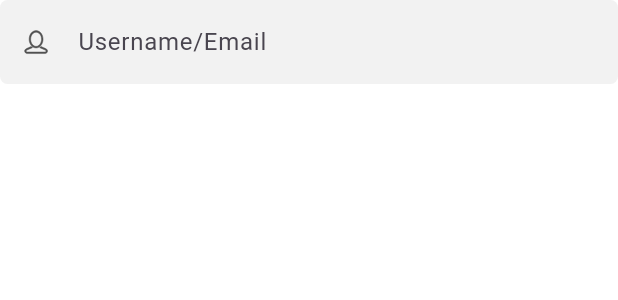
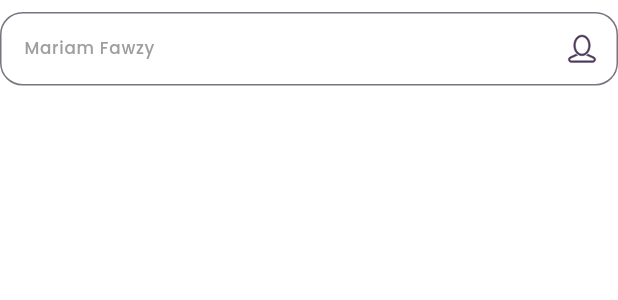
Before and after one commit to salahswidan/watfa, a Flutter app: the AuthTextFormField widget shown alone on an empty page, opened directly, on a phone screen of 412 x 824 dp. Shown: the top 300 px of the screen. Run offline on Flutter 3.47's test engine with Material 3 defaults, Android fonts, the phone set to English and light mode, and no system bars; our stand-ins replace device_preview, firebase_core, flutter_secure_storage, flutter_svg, google_fonts, gradient_borders and 3 more; accounts and stored records are empty.

Commit message:
Enable Device Preview; add new color constants and update text styles; modify AuthTextFormField to support password visibility toggle

```diff
--- a/lib/core/theme/colors.dart
+++ b/lib/core/theme/colors.dart
@@ -5,6 +5,8 @@ class ColorsManagers {
   static const Color philippineSilver = Color(0xffB2B2B2);
   static const Color spanishGray = Color(0xff979797);
   static const Color paleLavender = Color(0xffE8C6FC);
+  static const Color jet = Color(0xff353535);
+  static const Color graniteGray = Color(0xff646464);
 
   static const Color voliet = Color(0xffE071C0);
   static const Color darkLiver = Color(0xff515151);
--- a/lib/core/theme/styles.dart
+++ b/lib/core/theme/styles.dart
@@ -53,6 +53,22 @@ class TextStyles {
       color: Colors.grey,
     );
   }
+
+  static TextStyle font14Jetw500Poppins(context) {
+    return GoogleFonts.poppins(
+      fontSize: getResponsiveFontSize(context, fontSize: 14),
+      fontWeight: FontWeightHelper.medium,
+      color: ColorsManagers.jet,
+    );
+  }
+
+  static TextStyle font14Greyw500Poppins(context) {
+    return GoogleFonts.poppins(
+      fontSize: getResponsiveFontSize(context, fontSize: 14),
+      fontWeight: FontWeightHelper.medium,
+      color: Colors.grey,
+    );
+  }
 }
 
 double getResponsiveFontSize(BuildContext context, {required double fontSize}) {
--- a/lib/core/widgets/auth_text_form_field.dart
+++ b/lib/core/widgets/auth_text_form_field.dart
@@ -4,42 +4,65 @@ import 'package:flutter_svg/flutter_svg.dart';
 import '../theme/colors.dart';
 import '../theme/styles.dart';
 
-class AuthTextFormField extends StatelessWidget {
+class AuthTextFormField extends StatefulWidget {
   final TextEditingController controller;
   final String hintText;
-  final String prefixIcon;
+  final String? suffixIcon;
+  final bool? isPassword;
 
   const AuthTextFormField({
     super.key,
     required this.controller,
     required this.hintText,
-    required this.prefixIcon,
+    this.suffixIcon,
+    this.isPassword,
   });
 
   @override
+  State<AuthTextFormField> createState() => _AuthTextFormFieldState();
+}
+
+class _AuthTextFormFieldState extends State<AuthTextFormField> {
+  bool isObscured = false;
+  @override
   Widget build(BuildContext context) {
-    return TextField(
-      controller: controller,
-      decoration: InputDecoration(
+    return Padding(
+      padding: const EdgeInsets.only(top: 8),
+      child: TextField(
+        obscuringCharacter: "*",
+         obscureText: widget.isPassword ?? false ? isObscured : false,
+        controller: widget.controller,
+        style: TextStyles.font14Greyw500Poppins(context),
+        decoration: InputDecoration(
           border: OutlineInputBorder(
-              borderRadius: BorderRadius.circular(5),
-              borderSide: BorderSide.none),
-          enabledBorder: OutlineInputBorder(
-              borderRadius: BorderRadius.circular(5),
-              borderSide: BorderSide.none),
-          focusedBorder: OutlineInputBorder(
-              borderRadius: BorderRadius.circular(5),
-              borderSide: BorderSide.none),
-          filled: true,
-          fillColor: ColorsManagers.antiFlashWhite,
-          prefixIcon: SvgPicture.asset(
-            prefixIcon,
-            fit: BoxFit.scaleDown,
-            height: 15,
-            width: 15,
-          ),
-          hintText: hintText,
+              borderRadius: BorderRadius.circular(15),
+              borderSide: const BorderSide(
+                color: ColorsManagers.purple,
+              )),
+          suffixIcon: widget.isPassword ?? false
+              ? InkWell(
+                onTap: () {
+                  setState(() {
+                    isObscured = !isObscured;
+                  });
+                },
+                child: SvgPicture.asset(
+                    "assets/svgs/password_text_field_icon.svg",
+                    fit: BoxFit.scaleDown,
+                    height: 10,
+                    width: 25,
+                  ),
+              )
+              : SvgPicture.asset(
+                  widget.suffixIcon!,
+                  fit: BoxFit.scaleDown,
+                  height: 18,
+                  width: 18,
+                ),
+          hintStyle: TextStyles.font14Greyw500Poppins(context),
+          hintText: widget.hintText,
         ),
+      ),
     );
   }
 }
--- a/lib/features/auth/reset_password/presentation/screen/reset_password_screen.dart
+++ b/lib/features/auth/reset_password/presentation/screen/reset_password_screen.dart
@@ -30,13 +30,13 @@ class ResetPasswordScreen extends StatelessWidget {
                 verticalSpacing(10),
                 verticalSpacing(40),
                 AuthTextFormField(
-                  prefixIcon: 'assets/svgs/password_text_field_icon.svg',
+                  suffixIcon: 'assets/svgs/password_text_field_icon.svg',
                   hintText: 'Password',
                   controller: TextEditingController(),
                 ),
                 verticalSpacing(30),
                 AuthTextFormField(
-                  prefixIcon: 'assets/svgs/password_text_field_icon.svg',
+                  suffixIcon: 'assets/svgs/password_text_field_icon.svg',
                   hintText: 'Confirm Password',
                   controller: TextEditingController(),
                 ),
--- a/lib/main.dart
+++ b/lib/main.dart
@@ -13,7 +13,7 @@ void main() async {
     statusBarIconBrightness: Brightness.dark,
   ));
   runApp(DevicePreview(
-    enabled: false,
+    enabled: true,
     builder: (context) => WatfaApp(
       appRouter: AppRouter(),
     ),
```
Also changed, not shown: lib/features/auth/login/presentation/screen/login_screen.dart (+77 -71 lines), assets/svgs/password_text_field_icon.svg, assets/svgs/username_text_field_icon.svg.
